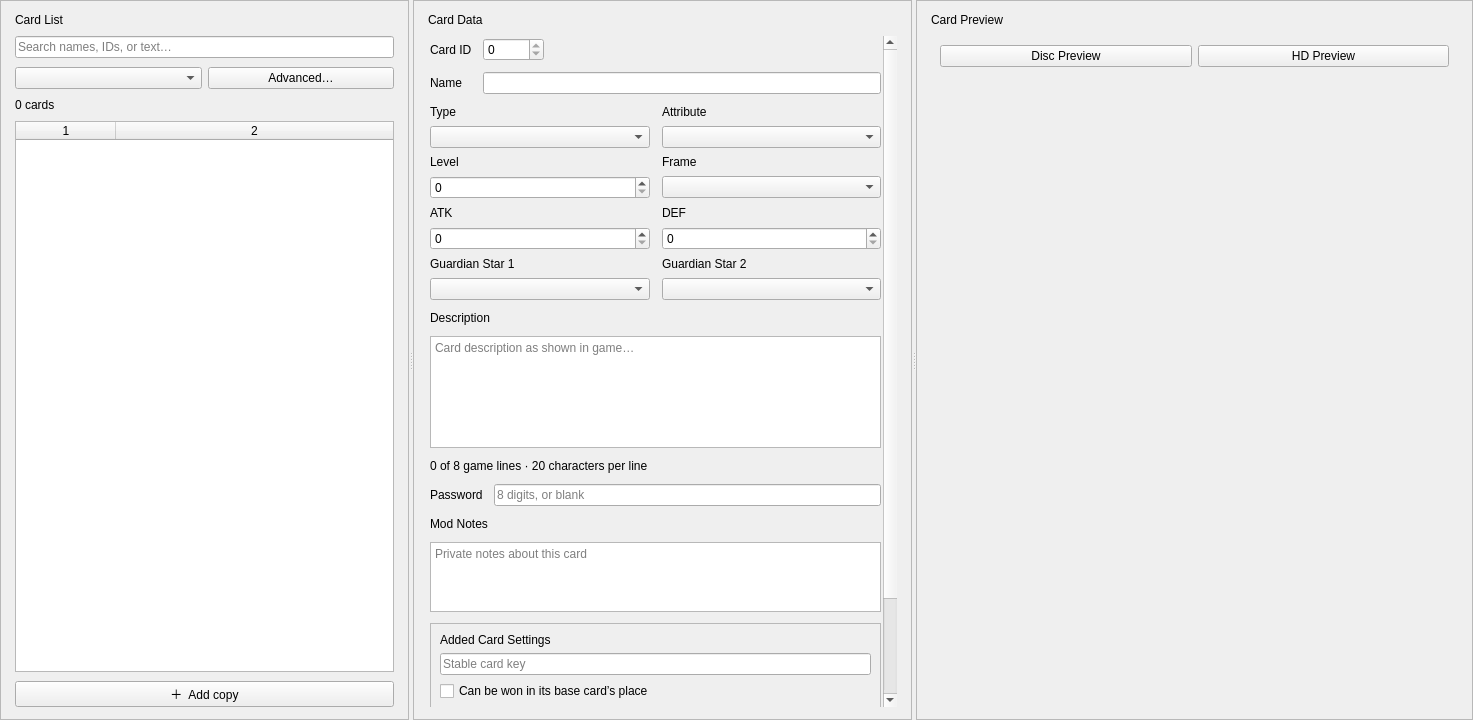
Qt form tools/pc/fm_editor/ui/cards_page.ui (DaVinciLord/Yu-Gi-Oh-Forbidden-Memories-Recompiled) before a commit.
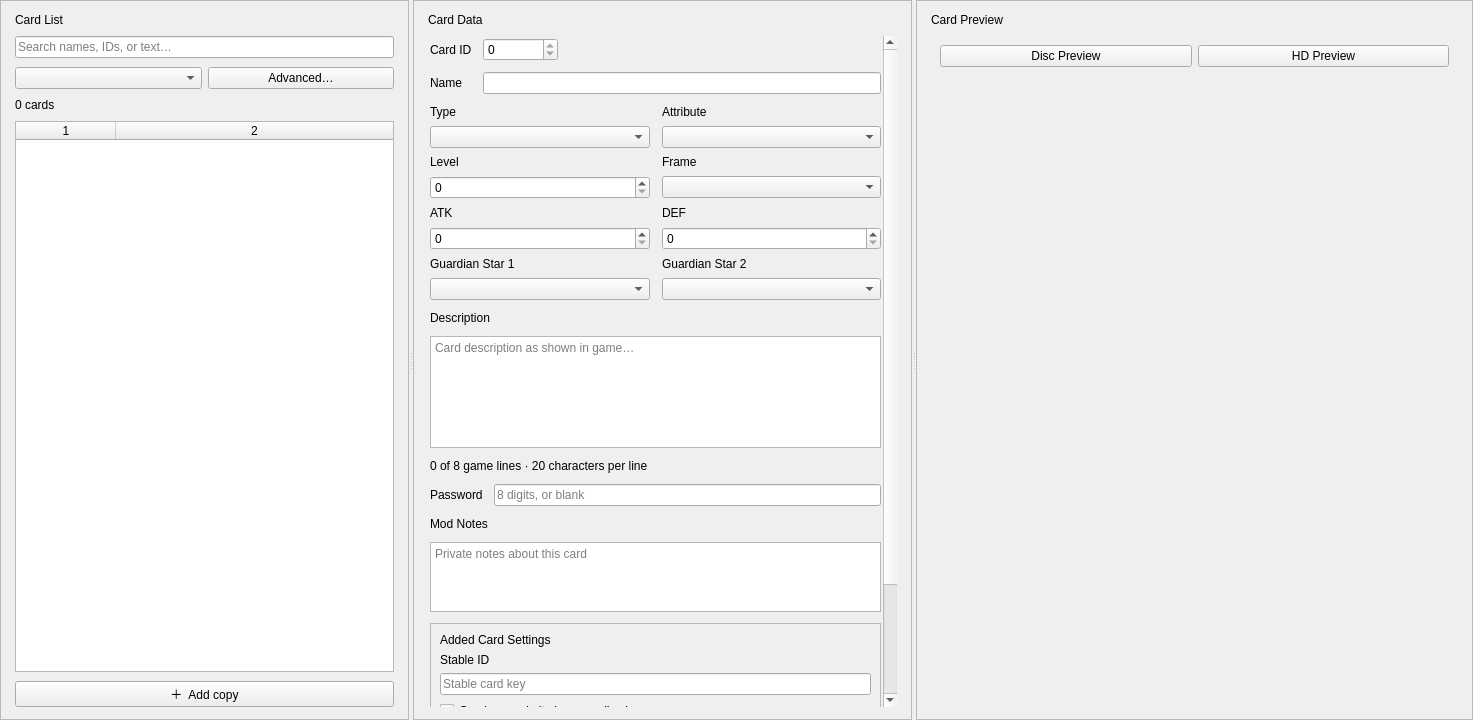
The same form after that commit.

Commit message: FM Editor: the Qt window as the editor, a module a page

```diff
--- a/tools/pc/fm_editor/ui/cards_page.ui
+++ b/tools/pc/fm_editor/ui/cards_page.ui
@@ -213,8 +213,8 @@
            <rect>
             <x>0</x>
             <y>0</y>
-            <width>525</width>
-            <height>938</height>
+            <width>475</width>
+            <height>964</height>
            </rect>
           </property>
           <layout class="QVBoxLayout" name="cardFieldsLayout">
@@ -261,11 +261,17 @@
                 <bool>true</bool>
                </property>
                <property name="sizePolicy">
-                <sizepolicy hsizetype="Maximum" vsizetype="Fixed">
+                <sizepolicy hsizetype="Expanding" vsizetype="Fixed">
                  <horstretch>0</horstretch>
                  <verstretch>0</verstretch>
                 </sizepolicy>
                </property>
+               <property name="maximumSize">
+                <size>
+                 <width>75</width>
+                 <height>16777215</height>
+                </size>
+               </property>
                <property name="wrapping">
                 <bool>false</bool>
                </property>
@@ -471,6 +477,13 @@
                 </property>
                </widget>
               </item>
+              <item>
+               <widget class="QLabel" name="stableIDlabel">
+                <property name="text">
+                 <string>Stable ID</string>
+                </property>
+               </widget>
+              </item>
               <item>
                <widget class="QLineEdit" name="stableKeyEdit">
                 <property name="placeholderText">
```
Left out of the diff: 159 changed lines with no effect on the pictures. Lines whose indentation alone changed are shown as unchanged. The commit also changes 47 other files.
